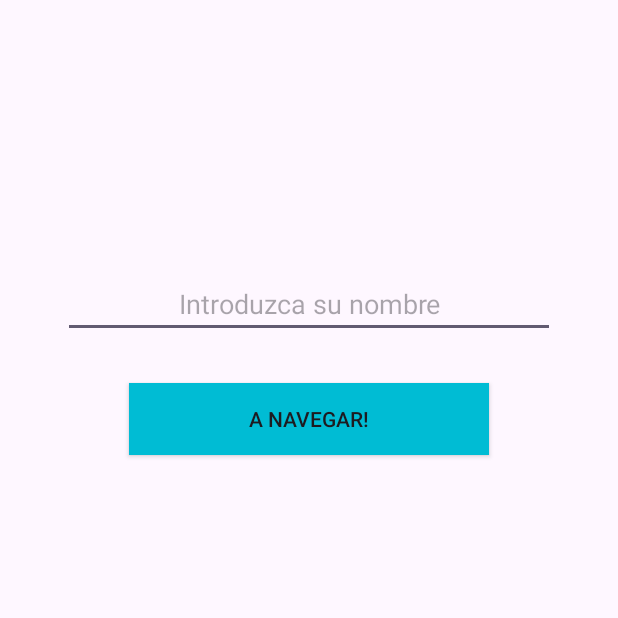
After one commit to Ridley7/HiberusAndroid, an Android app: the HelloActivity screen opened directly, with no data from a screen before it, on a phone screen of 412 x 824 dp, the top half of it. The commit adds this screen. Run offline under Robolectric (Android 15) with nearby library versions, the phone set to English and light mode, and no system bars.

Commit message:
Hello app sin fragments terminada

```diff
--- a/app/src/main/AndroidManifest.xml
+++ b/app/src/main/AndroidManifest.xml
@@ -13,6 +13,12 @@
         android:theme="@style/Theme.HeroesYHeroinas"
         tools:targetApi="31">
         <activity
+            android:name=".helloapp.GreetingActivity"
+            android:exported="false" />
+        <activity
+            android:name=".helloapp.HelloActivity"
+            android:exported="false" />
+        <activity
             android:name=".MainActivity"
             android:exported="true">
             <intent-filter>
--- /dev/null
+++ b/app/src/main/java/com/jalper/heroesyheroinas/helloapp/HelloActivity.kt
@@ -0,0 +1,30 @@
+package com.jalper.heroesyheroinas.helloapp
+
+import android.content.Intent
+import androidx.appcompat.app.AppCompatActivity
+import android.os.Bundle
+import com.jalper.heroesyheroinas.R
+import com.jalper.heroesyheroinas.databinding.ActivityHelloBinding
+
+class HelloActivity : AppCompatActivity() {
+
+    private lateinit var binding: ActivityHelloBinding
+    override fun onCreate(savedInstanceState: Bundle?) {
+        super.onCreate(savedInstanceState)
+
+        binding = ActivityHelloBinding.inflate(layoutInflater)
+        setContentView(binding.root)
+
+        binding.btnButton.setOnClickListener{
+            //Preparamos intent
+            val intent = Intent(this, GreetingActivity::class.java)
+
+            if(binding.etMainName.text?.isNotBlank() == true){
+                intent.putExtra("NOMBRE", binding.etMainName.text.toString())
+            }
+
+            startActivity(intent)
+        }
+
+    }
+}
--- /dev/null
+++ b/app/src/main/res/layout/activity_hello.xml
@@ -0,0 +1,35 @@
+<?xml version="1.0" encoding="utf-8"?>
+<androidx.constraintlayout.widget.ConstraintLayout xmlns:android="http://schemas.android.com/apk/res/android"
+    xmlns:app="http://schemas.android.com/apk/res-auto"
+    xmlns:tools="http://schemas.android.com/tools"
+    android:layout_width="match_parent"
+    android:layout_height="match_parent"
+    tools:context=".helloapp.HelloActivity">
+
+    <androidx.appcompat.widget.AppCompatEditText
+        android:id="@+id/et_main_name"
+        android:layout_width="match_parent"
+        android:layout_height="wrap_content"
+        android:layout_marginHorizontal="42dp"
+        android:layout_marginTop="180dp"
+        android:maxLines="1"
+        android:gravity="center"
+        android:hint="@string/main_name_hint"
+        app:layout_constraintStart_toStartOf="parent"
+        app:layout_constraintEnd_toEndOf="parent"
+        app:layout_constraintTop_toTopOf="parent"
+        />
+
+    <androidx.appcompat.widget.AppCompatButton
+        android:id="@+id/btn_button"
+        android:layout_width="240dp"
+        android:layout_height="wrap_content"
+        android:text="A navegar!"
+        android:background="#00BCD4"
+        android:layout_marginTop="30dp"
+        app:layout_constraintEnd_toEndOf="@id/et_main_name"
+        app:layout_constraintStart_toStartOf="@id/et_main_name"
+        app:layout_constraintTop_toBottomOf="@id/et_main_name"
+        />
+
+</androidx.constraintlayout.widget.ConstraintLayout>
```
Also changed, not shown: app/src/main/java/com/jalper/heroesyheroinas/MainActivity.kt (+10 -1 lines), app/src/main/java/com/jalper/heroesyheroinas/helloapp/GreetingActivity.kt (added, +20 -0 lines), app/src/main/res/layout/activity_greeting.xml (added, +23 -0 lines).
